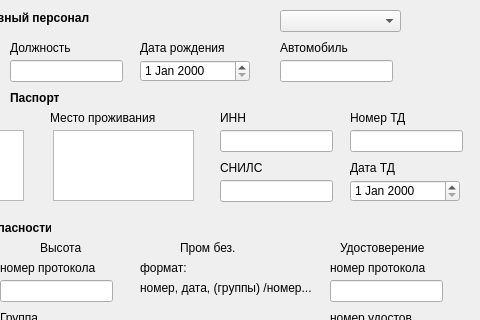
SmolPO/vertical, file my_helper/notebook/designer_ui/new_itr.ui: the form before one commit; both pictures show x 480 to 960 and y 0 to 320 of the 960 by 516 pixel window.
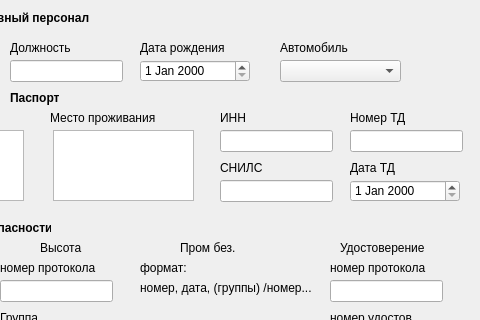
The form after the commit.

```diff
--- a/my_helper/notebook/designer_ui/new_itr.ui
+++ b/my_helper/notebook/designer_ui/new_itr.ui
@@ -914,7 +914,7 @@
    <property name="geometry">
     <rect>
      <x>760</x>
-     <y>10</y>
+     <y>60</y>
      <width>121</width>
      <height>22</height>
     </rect>
@@ -1005,16 +1005,6 @@
     </rect>
    </property>
   </widget>
-  <widget class="QLineEdit" name="my_auto">
-   <property name="geometry">
-    <rect>
-     <x>760</x>
-     <y>60</y>
-     <width>113</width>
-     <height>22</height>
-    </rect>
-   </property>
-  </widget>
  </widget>
  <resources/>
  <connections/>
```
